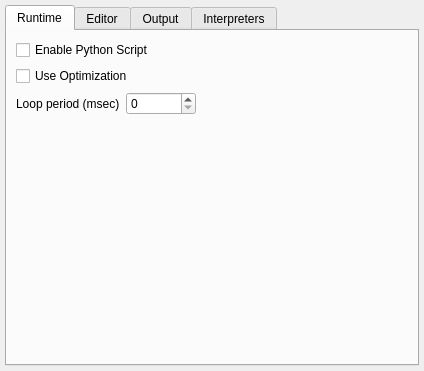
Before: the Qt Designer form src/server/gui/dialogs/settings/server_widgetsettingsscript.ui in serhmarch/ModbusTools, drawn with Qt 5.
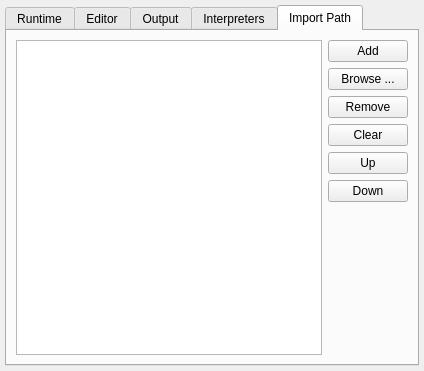
After: the same form once the commit is applied. The open tabs and pages were chosen to show the change. Icons and pictures are not drawn.

Commit message: Added 'Import Path' mechanism for scripting

Patch:
```diff
--- a/src/server/gui/dialogs/settings/server_widgetsettingsscript.ui
+++ b/src/server/gui/dialogs/settings/server_widgetsettingsscript.ui
@@ -471,6 +471,75 @@
        </item>
       </layout>
      </widget>
+     <widget class="QWidget" name="tabImportPath">
+      <attribute name="title">
+       <string>Import Path</string>
+      </attribute>
+      <layout class="QHBoxLayout" name="horizontalLayout_8">
+       <item>
+        <widget class="QListView" name="viewImportPath"/>
+       </item>
+       <item>
+        <layout class="QVBoxLayout" name="verticalLayout_9">
+         <item>
+          <widget class="QPushButton" name="btnImportAdd">
+           <property name="text">
+            <string>Add</string>
+           </property>
+          </widget>
+         </item>
+         <item>
+          <widget class="QPushButton" name="btnImportBrowse">
+           <property name="text">
+            <string>Browse ...</string>
+           </property>
+          </widget>
+         </item>
+         <item>
+          <widget class="QPushButton" name="btnImportRemove">
+           <property name="text">
+            <string>Remove</string>
+           </property>
+          </widget>
+         </item>
+         <item>
+          <widget class="QPushButton" name="btnImportClear">
+           <property name="text">
+            <string>Clear</string>
+           </property>
+          </widget>
+         </item>
+         <item>
+          <widget class="QPushButton" name="btnImportUp">
+           <property name="text">
+            <string>Up</string>
+           </property>
+          </widget>
+         </item>
+         <item>
+          <widget class="QPushButton" name="btnImportDown">
+           <property name="text">
+            <string>Down</string>
+           </property>
+          </widget>
+         </item>
+         <item>
+          <spacer name="verticalSpacer_5">
+           <property name="orientation">
+            <enum>Qt::Vertical</enum>
+           </property>
+           <property name="sizeHint" stdset="0">
+            <size>
+             <width>20</width>
+             <height>40</height>
+            </size>
+           </property>
+          </spacer>
+         </item>
+        </layout>
+       </item>
+      </layout>
+     </widget>
     </widget>
    </item>
   </layout>
```
The commit also changes 9 other files.
